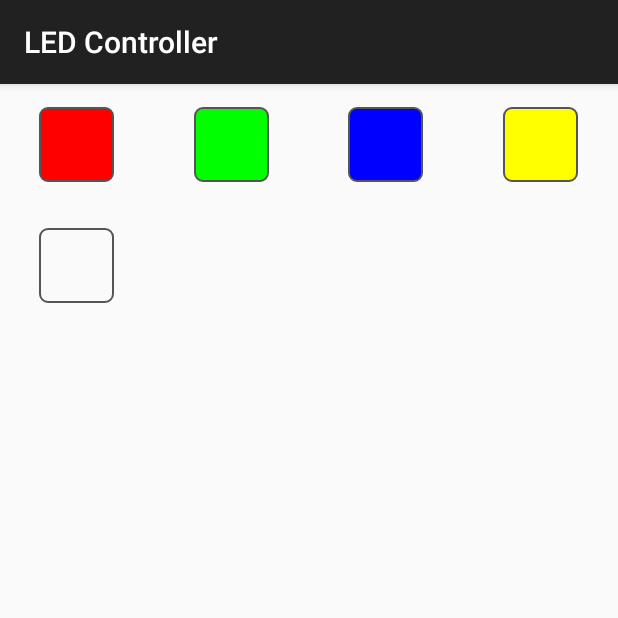
After one commit to devpin95/Android-LED-Controller, an Android app: the fragment PresetColorsFragment shown on its own in the app's theme, on a phone screen of 412 x 824 dp, the top half of it. The commit adds this screen. Run offline under Robolectric (Android 15) with nearby library versions, the phone set to English and light mode, and no system bars.

Commit message:
Implemented tabbed layout for preset and favorite colors

```diff
--- /dev/null
+++ b/app/src/main/java/com/example/ledcontroller/ColorsAdapter.java
@@ -0,0 +1,58 @@
+package com.example.ledcontroller;
+
+import android.graphics.drawable.Drawable;
+import android.graphics.drawable.GradientDrawable;
+import android.graphics.drawable.ShapeDrawable;
+import android.view.LayoutInflater;
+import android.view.View;
+import android.view.ViewGroup;
+import android.widget.TextView;
+
+import androidx.annotation.NonNull;
+import androidx.recyclerview.widget.RecyclerView;
+
+import org.w3c.dom.Text;
+
+import java.util.List;
+
+public class ColorsAdapter extends RecyclerView.Adapter<ColorsAdapter.ColorViewHolder> {
+    private List<LColor> colorsList;
+
+    public class ColorViewHolder extends RecyclerView.ViewHolder {
+        public TextView color;
+        public Drawable bg;
+
+        public ColorViewHolder(View view) {
+            super(view);
+            color = view.findViewById(R.id.colorValue);
+            bg = color.getBackground();
+        }
+    }
+
+    public ColorsAdapter(List<LColor> colorsList) {
+        this.colorsList = colorsList;
+    }
+
+    @NonNull
+    @Override
+    public ColorViewHolder onCreateViewHolder(@NonNull ViewGroup parent, int viewType) {
+        View itemView = LayoutInflater.from(parent.getContext())
+                .inflate(R.layout.color_list_row, parent, false);
+
+        return new ColorViewHolder(itemView);
+    }
+
+    @Override
+    public void onBindViewHolder(@NonNull ColorViewHolder holder, int position) {
+        LColor color = colorsList.get(position);
+        holder.color.setText(" ");
+        GradientDrawable shape = (GradientDrawable) holder.bg.mutate();
+        shape.setColor(color.getHex());
+        //holder.color.setBackgroundColor(color.getHex());
+    }
+
+    @Override
+    public int getItemCount() {
+        return colorsList.size();
+    }
+}
--- /dev/null
+++ b/app/src/main/java/com/example/ledcontroller/FavoriteColorListTouchListener.java
@@ -0,0 +1,59 @@
+package com.example.ledcontroller;
+
+import android.content.Context;
+import android.view.GestureDetector;
+import android.view.MotionEvent;
+import android.view.View;
+
+import androidx.annotation.NonNull;
+import androidx.recyclerview.widget.RecyclerView;
+
+public class FavoriteColorListTouchListener implements RecyclerView.OnItemTouchListener {
+    private GestureDetector gestureDetector;
+    private ClickListener clickListener;
+
+    public FavoriteColorListTouchListener(Context context,
+                                          final RecyclerView recyclerView,
+                                          final ClickListener clickListener)
+    {
+        this.clickListener = clickListener;
+        gestureDetector = new GestureDetector(context, new GestureDetector.SimpleOnGestureListener() {
+            @Override
+            public boolean onSingleTapUp(MotionEvent e) {
+                return true;
+            }
+
+            @Override
+            public void onLongPress(MotionEvent e) {
+                View child = recyclerView.findChildViewUnder(e.getX(), e.getY());
+                if ( child != null && clickListener != null ) {
+                    clickListener.onLongClick(child, recyclerView.getChildAdapterPosition(child));
+                }
+            }
+        });
+    }
+
+    @Override
+    public boolean onInterceptTouchEvent(@NonNull RecyclerView rv, @NonNull MotionEvent e) {
+        View child = rv.findChildViewUnder(e.getX(), e.getY());
+        if ( child != null && clickListener != null && gestureDetector.onTouchEvent(e) ) {
+            clickListener.onClick(child, rv.getChildAdapterPosition(child));
+        }
+        return false;
+    }
+
+    @Override
+    public void onTouchEvent(@NonNull RecyclerView rv, @NonNull MotionEvent e) {
+        // empty
+    }
+
+    @Override
+    public void onRequestDisallowInterceptTouchEvent(boolean disallowIntercept) {
+        // empty
+    }
+
+    public interface ClickListener {
+        void onClick(View view, int pos);
+        void onLongClick(View view, int pos);
+    }
+}
--- /dev/null
+++ b/app/src/main/java/com/example/ledcontroller/PresetColorsFragment.java
@@ -0,0 +1,107 @@
+package com.example.ledcontroller;
+
+
+import android.annotation.TargetApi;
+import android.app.Activity;
+import android.content.Context;
+import android.content.Intent;
+import android.database.Cursor;
+import android.os.Bundle;
+
+import androidx.fragment.app.Fragment;
+import androidx.recyclerview.widget.DefaultItemAnimator;
+import androidx.recyclerview.widget.DividerItemDecoration;
+import androidx.recyclerview.widget.GridLayoutManager;
+import androidx.recyclerview.widget.LinearLayoutManager;
+import androidx.recyclerview.widget.RecyclerView;
+
+import android.os.Vibrator;
+import android.util.Log;
+import android.view.LayoutInflater;
+import android.view.View;
+import android.view.ViewGroup;
+import android.widget.TextView;
+import android.widget.Toast;
+
+import java.util.ArrayList;
+
+
+/**
+ * A simple {@link Fragment} subclass.
+ */
+public class PresetColorsFragment extends Fragment {
+
+    private DataManager db;
+    private RecyclerView recyclerView;
+    private ColorsAdapter colorsAdapter;
+    private Vibrator vibe;
+
+
+    public PresetColorsFragment() {
+        // Required empty public constructor
+    }
+
+
+    @Override
+    @TargetApi(16)
+    public View onCreateView(LayoutInflater inflater, ViewGroup container,
+                             Bundle savedInstanceState) {
+        // Inflate the layout for this fragment
+        vibe = (Vibrator) getActivity().getSystemService(Context.VIBRATOR_SERVICE);
+        View itemView = inflater.inflate(R.layout.fragment_preset_colors, container, false);
+        db = new DataManager(getContext());
+
+        Cursor cursor = db.getFavoriteColors();
+        final ArrayList<LColor> colorList = new ArrayList<>();
+        while(cursor.moveToNext()) {
+            String s = cursor.getString((cursor.getColumnIndex("color")));
+            int i = Integer.parseInt(s);
+            colorList.add(new LColor(i));
+        }
+
+        if ( colorList.size() == 0 ) {
+            TextView def = itemView.findViewById(R.id.presetColorsDefault);
+            def.setText(getString(R.string.colorListEmpty));
+        } else {
+            TextView def = itemView.findViewById(R.id.presetColorsDefault);
+            def.setText("");
+
+            recyclerView = itemView.findViewById(R.id.presetColorRecycler);
+
+            recyclerView.addOnItemTouchListener(new FavoriteColorListTouchListener(getContext(), recyclerView, new FavoriteColorListTouchListener.ClickListener() {
+                @Override
+                public void onClick(View view, int pos) {
+                    LColor color = colorList.get(pos);
+                    Intent resultIntent = new Intent();
+                    resultIntent.putExtra("color", color.getHex());
+                    Log.i("info", "From Fragment" + color.getHexString());
+                    getActivity().setResult(Activity.RESULT_OK, resultIntent);
+                    getActivity().finish();
+                }
+
+                @Override
+                public void onLongClick(View view, int pos) {
+                    LColor color = colorList.get(pos);
+
+                    try {
+                        vibe.vibrate(10);
+                    } catch (Exception e) {
+                        Log.i("debug", e.toString());
+                    }
+
+                    Toast.makeText(getContext(), "Delete " + color.getHexString() + "?", Toast.LENGTH_SHORT).show();
+                }
+            }));
+
+            colorsAdapter = new ColorsAdapter(colorList);
+
+            RecyclerView.LayoutManager mLayoutManager = new GridLayoutManager(getContext(), 4, RecyclerView.VERTICAL, false);
+            recyclerView.setLayoutManager(mLayoutManager);
+            recyclerView.setItemAnimator(new DefaultItemAnimator());
+            recyclerView.setAdapter(colorsAdapter);
+        }
+
+        return itemView;
+    }
+
+}
--- /dev/null
+++ b/app/src/main/res/drawable/rounded_corner.xml
@@ -0,0 +1,18 @@
+<?xml version="1.0" encoding="utf-8"?>
+<shape xmlns:android="http://schemas.android.com/apk/res/android">
+    <stroke
+        android:width="1dp"
+        android:color="@color/secondaryInfo"/>
+
+    <!--Color Set Dynamically-->
+    <!--<solid android:color=""/>-->
+
+    <padding
+        android:left="1dp"
+        android:right="1dp"
+        android:top="1dp"
+        android:bottom="1dp" />
+
+    <corners android:radius="5dp"/>
+
+</shape>
--- a/app/src/main/res/layout/activity_favorite_color_list.xml
+++ b/app/src/main/res/layout/activity_favorite_color_list.xml
@@ -5,7 +5,7 @@
     android:layout_width="match_parent"
     android:layout_height="match_parent"
     android:background="@color/colorBackground"
-    tools:context=".FavoriteColorList">
+    tools:context=".FavoriteColorListActivity">
 
     <LinearLayout
         android:layout_width="match_parent"
--- a/app/src/main/res/layout/activity_main.xml
+++ b/app/src/main/res/layout/activity_main.xml
@@ -63,7 +63,7 @@
             android:shadowDx="5"
             android:shadowDy="5"
             android:shadowRadius="20"
-            android:text="COLORS"
+            android:text=""
             android:textColor="#F70000"
             android:textSize="25sp"
             android:textStyle="bold" />
@@ -80,10 +80,11 @@
         android:layout_marginBottom="16dp"
         android:background="#FF0000"
         android:clickable="true"
+        android:focusable="true"
         app:backgroundTint="#FFFFFF"
         app:fabSize="mini"
         app:layout_constraintBottom_toBottomOf="parent"
         app:layout_constraintEnd_toEndOf="parent"
-        app:srcCompat="@android:drawable/ic_input_add" />
+        app:srcCompat="@drawable/ic_add_favorite" />
 
 </androidx.constraintlayout.widget.ConstraintLayout>
--- /dev/null
+++ b/app/src/main/res/layout/color_list_row.xml
@@ -0,0 +1,21 @@
+<?xml version="1.0" encoding="utf-8"?>
+<LinearLayout xmlns:android="http://schemas.android.com/apk/res/android"
+    android:layout_width="match_parent"
+    android:layout_height="wrap_content"
+    android:orientation="vertical">
+
+    <TextView
+        android:id="@+id/colorValue"
+        android:layout_width="wrap_content"
+        android:layout_height="wrap_content"
+        android:layout_gravity="center"
+        android:layout_margin="15dp"
+        android:background="@drawable/rounded_corner"
+        android:gravity="center"
+        android:maxWidth="50dp"
+        android:maxHeight="50dp"
+        android:minWidth="50dp"
+        android:minHeight="50dp"
+        android:paddingTop="30dp"
+        android:paddingBottom="30dp" />
+</LinearLayout>
--- /dev/null
+++ b/app/src/main/res/layout/fragment_preset_colors.xml
@@ -0,0 +1,24 @@
+<?xml version="1.0" encoding="utf-8"?>
+<FrameLayout xmlns:android="http://schemas.android.com/apk/res/android"
+    xmlns:tools="http://schemas.android.com/tools"
+    android:layout_width="match_parent"
+    android:layout_height="match_parent"
+    tools:context=".PresetColorsFragment">
+
+    <!-- TODO: Update blank fragment layout -->
+
+    <TextView
+        android:id="@+id/presetColorsDefault"
+        android:layout_width="wrap_content"
+        android:layout_height="wrap_content"
+        android:layout_gravity="center"
+        android:text="TextView" />
+
+    <androidx.recyclerview.widget.RecyclerView
+        android:id="@+id/presetColorRecycler"
+        android:layout_width="match_parent"
+        android:layout_height="wrap_content">
+
+    </androidx.recyclerview.widget.RecyclerView>
+
+</FrameLayout>
--- a/app/src/main/res/values/strings.xml
+++ b/app/src/main/res/values/strings.xml
@@ -11,4 +11,6 @@
     <string name="tab_text_2">Tab 2</string>
     <string name="colorListPresets">Presets</string>
     <string name="colorListFavorites">Favorites</string>
+
+    <string name="colorListEmpty">No Colors Found</string>
 </resources>
```
Also changed, not shown: app/src/main/java/com/example/ledcontroller/FavoriteColorListActivity.java (added, +52 -0 lines), app/src/main/java/com/example/ledcontroller/FavoriteColorsFragment.java (added, +31 -0 lines), app/src/main/java/com/example/ledcontroller/PageAdapter.java (added, +31 -0 lines), app/src/main/res/layout/fragment_favorite_colors.xml (added, +16 -0 lines).
